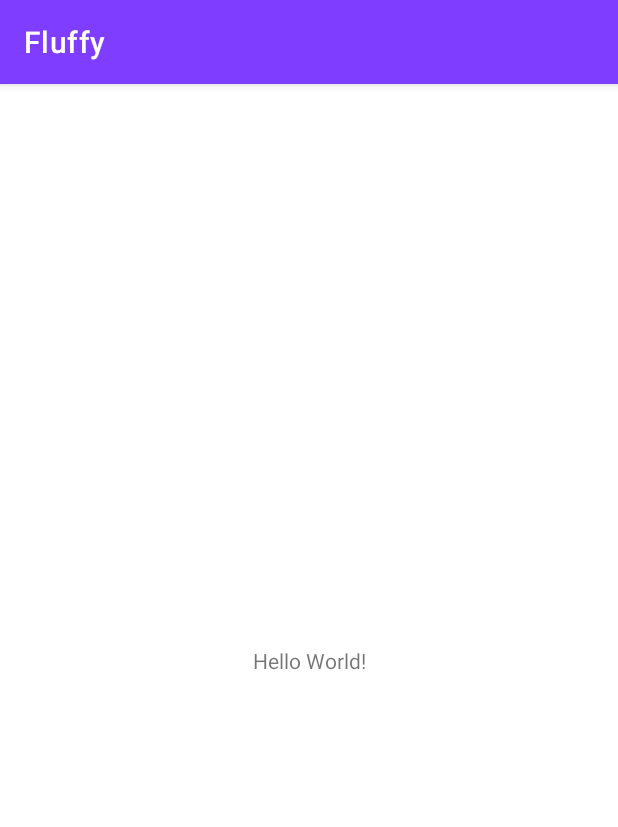
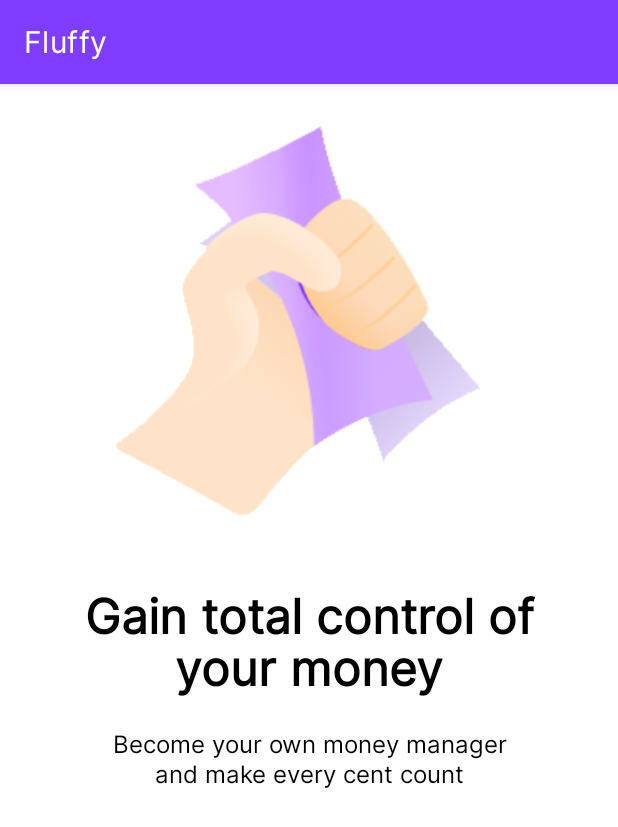
Before and after one commit to LukaszGalinski/Fluffy, an Android app: the screen it shows after launch (MainActivity before the commit, OnBoardingScreenFirst after it), on a phone screen of 412 x 824 dp. Shown: the top 827 px of the screen. Run offline under Robolectric (Android 15) with nearby library versions, the phone set to English and light mode, and no system bars.

Commit message:
DVO_01: First onboarding screen layout created. Added default text styles. App font added

```diff
--- a/app/build.gradle
+++ b/app/build.gradle
@@ -8,7 +8,7 @@ android {
 
     defaultConfig {
         applicationId "com.darul.galinski.fluffy"
-        minSdk 21
+        minSdk 28
         targetSdk 31
         versionCode 1
         versionName "1.0"
--- a/app/src/main/AndroidManifest.xml
+++ b/app/src/main/AndroidManifest.xml
@@ -10,7 +10,7 @@
         android:supportsRtl="true"
         android:theme="@style/Theme.Fluffy.OnBoarding">
         <activity
-            android:name="com.lukasz.galinski.fluffy.MainActivity"
+            android:name="com.lukasz.galinski.fluffy.OnBoardingScreenFirst"
             android:exported="true">
             <intent-filter>
                 <action android:name="android.intent.action.MAIN" />
--- a/app/src/main/java/com/lukasz/galinski/fluffy/MainActivity.kt
+++ b/app/src/main/java/com/lukasz/galinski/fluffy/OnBoardingScreenFirst.kt
@@ -3,9 +3,9 @@ package com.lukasz.galinski.fluffy
 import androidx.appcompat.app.AppCompatActivity
 import android.os.Bundle
 
-class MainActivity : AppCompatActivity() {
+class OnBoardingScreenFirst : AppCompatActivity() {
     override fun onCreate(savedInstanceState: Bundle?) {
         super.onCreate(savedInstanceState)
-        setContentView(R.layout.activity_main)
+        setContentView(R.layout.onboarding_screen_first_layout)
     }
 }
--- a/app/src/main/res/layout/activity_main.xml
+++ /dev/null
@@ -1,18 +0,0 @@
-<?xml version="1.0" encoding="utf-8"?>
-<androidx.constraintlayout.widget.ConstraintLayout xmlns:android="http://schemas.android.com/apk/res/android"
-    xmlns:app="http://schemas.android.com/apk/res-auto"
-    xmlns:tools="http://schemas.android.com/tools"
-    android:layout_width="match_parent"
-    android:layout_height="match_parent"
-    tools:context=".MainActivity">
-
-    <TextView
-        android:layout_width="wrap_content"
-        android:layout_height="wrap_content"
-        android:text="Hello World!"
-        app:layout_constraintBottom_toBottomOf="parent"
-        app:layout_constraintLeft_toLeftOf="parent"
-        app:layout_constraintRight_toRightOf="parent"
-        app:layout_constraintTop_toTopOf="parent" />
-
-</androidx.constraintlayout.widget.ConstraintLayout>
--- /dev/null
+++ b/app/src/main/res/layout/onboarding_screen_first_layout.xml
@@ -0,0 +1,49 @@
+<?xml version="1.0" encoding="utf-8"?>
+<ScrollView xmlns:android="http://schemas.android.com/apk/res/android"
+    xmlns:app="http://schemas.android.com/apk/res-auto"
+    android:layout_width="match_parent"
+    android:layout_height="match_parent">
+
+    <androidx.constraintlayout.widget.ConstraintLayout xmlns:tools="http://schemas.android.com/tools"
+        android:layout_width="match_parent"
+        android:layout_height="wrap_content"
+        tools:context=".OnBoardingScreenFirst">
+
+        <ImageView
+            android:id="@+id/onboarding_logo"
+            android:layout_width="0dp"
+            android:layout_height="@dimen/onboarding_logo_height"
+            android:layout_marginTop="@dimen/margin_medium_16"
+            android:layout_marginBottom="@dimen/margin_medium_16"
+            android:contentDescription="@string/onboarding_logo"
+            android:src="@drawable/onboarding_one_logo"
+            app:layout_constraintEnd_toEndOf="parent"
+            app:layout_constraintStart_toStartOf="parent"
+            app:layout_constraintTop_toTopOf="parent"
+            app:layout_constraintWidth_percent=".9" />
+
+        <TextView
+            android:id="@+id/onboarding_title"
+            style="@style/Theme.Fluffy.Onboarding.titleStyle"
+            android:layout_width="0dp"
+            android:layout_height="wrap_content"
+            android:text="@string/onboarding_one_title"
+            app:layout_constraintEnd_toEndOf="parent"
+            app:layout_constraintStart_toStartOf="parent"
+            app:layout_constraintTop_toBottomOf="@id/onboarding_logo"
+            app:layout_constraintWidth_percent=".8" />
+
+        <TextView
+            android:id="@+id/onboarding_subTitle"
+            style="@style/Theme.Fluffy.Onboarding.subTitleStyle"
+            android:layout_width="0dp"
+            android:layout_height="wrap_content"
+            android:layout_marginTop="@dimen/margin_medium_16"
+            android:text="@string/onboarding_one_subtitle"
+            app:layout_constraintEnd_toEndOf="parent"
+            app:layout_constraintStart_toStartOf="parent"
+            app:layout_constraintTop_toBottomOf="@id/onboarding_title"
+            app:layout_constraintWidth_percent=".7" />
+
+    </androidx.constraintlayout.widget.ConstraintLayout>
+</ScrollView>
--- /dev/null
+++ b/app/src/main/res/values/dimens.xml
@@ -0,0 +1,10 @@
+<?xml version="1.0" encoding="utf-8"?>
+<resources>
+    <dimen name="margin_medium_16">16dp</dimen>
+
+    <dimen name="onboarding_logo_height">315dp</dimen>
+    <dimen name="onboarding_title_text_size">32sp</dimen>
+    <dimen name="onboarding_title_line_height">34dp</dimen>
+    <dimen name="onboarding_subtitle_text_size">16sp</dimen>
+    <dimen name="onboarding_subtitle_line_height">19dp</dimen>
+</resources>
--- a/app/src/main/res/values/strings.xml
+++ b/app/src/main/res/values/strings.xml
@@ -1,3 +1,7 @@
 <resources>
     <string name="app_name">Fluffy</string>
+    <string name="onboarding_logo">Fluffy Logo</string>
+    <string name="onboarding_one_title">Gain total control of your money</string>
+    <string name="onboarding_one_subtitle">Become your own money manager and make every cent count</string>
+
 </resources>
--- a/app/src/main/res/values/themes.xml
+++ b/app/src/main/res/values/themes.xml
@@ -11,6 +11,24 @@
         <item name="colorOnSecondary">@color/black</item>
         <!-- Status bar color. -->
         <item name="android:statusBarColor" tools:targetApi="l">?attr/colorPrimaryVariant</item>
+        <item name="android:textStyle">normal</item>
+        <item name="fontFamily">@font/inter_regular</item>
         <!-- Customize your theme here. -->
     </style>
+
+    <style name="Theme.Fluffy.Onboarding.titleStyle" parent="Theme.MaterialComponents.DayNight">
+        <item name="android:lineHeight">@dimen/onboarding_title_line_height</item>
+        <item name="android:textSize">@dimen/onboarding_title_text_size</item>
+        <item name="android:textColor">@android:color/black</item>
+        <item name="android:gravity">center</item>
+        <item name="android:textFontWeight">700</item>
+    </style>
+
+    <style name="Theme.Fluffy.Onboarding.subTitleStyle" parent="Theme.MaterialComponents.DayNight">
+        <item name="android:lineHeight">@dimen/onboarding_subtitle_line_height</item>
+        <item name="android:textSize">@dimen/onboarding_subtitle_text_size</item>
+        <item name="android:textColor">@android:color/black</item>
+        <item name="android:gravity">center</item>
+        <item name="android:textFontWeight">500</item>
+    </style>
 </resources>
```
Also changed, not shown: app/src/main/res/drawable-mdpi/onboarding_one_logo.png (added), app/src/main/res/font/inter_regular.ttf (added).
